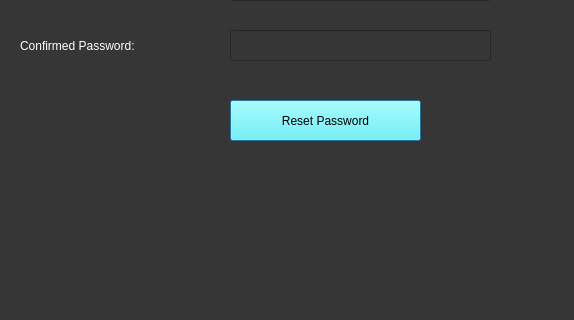
The window that resetpass.ui (Personal-Finance-Management/Project) describes before a commit, drawn with Qt 5; both pictures show x 0 to 574 and y 480 to 800 of the 574 by 800 pixel window.
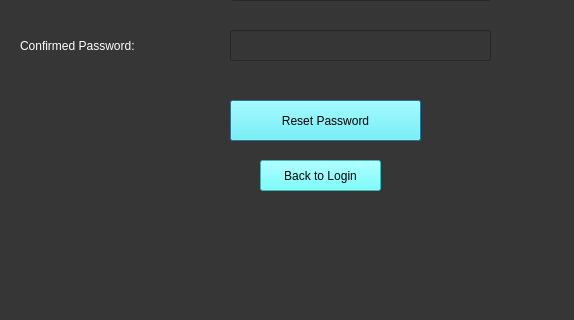
The same window after the commit.

```diff
--- a/resetpass.ui
+++ b/resetpass.ui
@@ -223,6 +223,23 @@
     <string>Reset Password</string>
    </property>
   </widget>
+  <widget class="QPushButton" name="backtologinbutton">
+   <property name="geometry">
+    <rect>
+     <x>260</x>
+     <y>640</y>
+     <width>121</width>
+     <height>31</height>
+    </rect>
+   </property>
+   <property name="styleSheet">
+    <string notr="true">background-color: rgb(85, 255, 255);
+color: rgb(0, 0, 0);</string>
+   </property>
+   <property name="text">
+    <string>Back to Login</string>
+   </property>
+  </widget>
  </widget>
  <resources/>
  <connections/>
```
